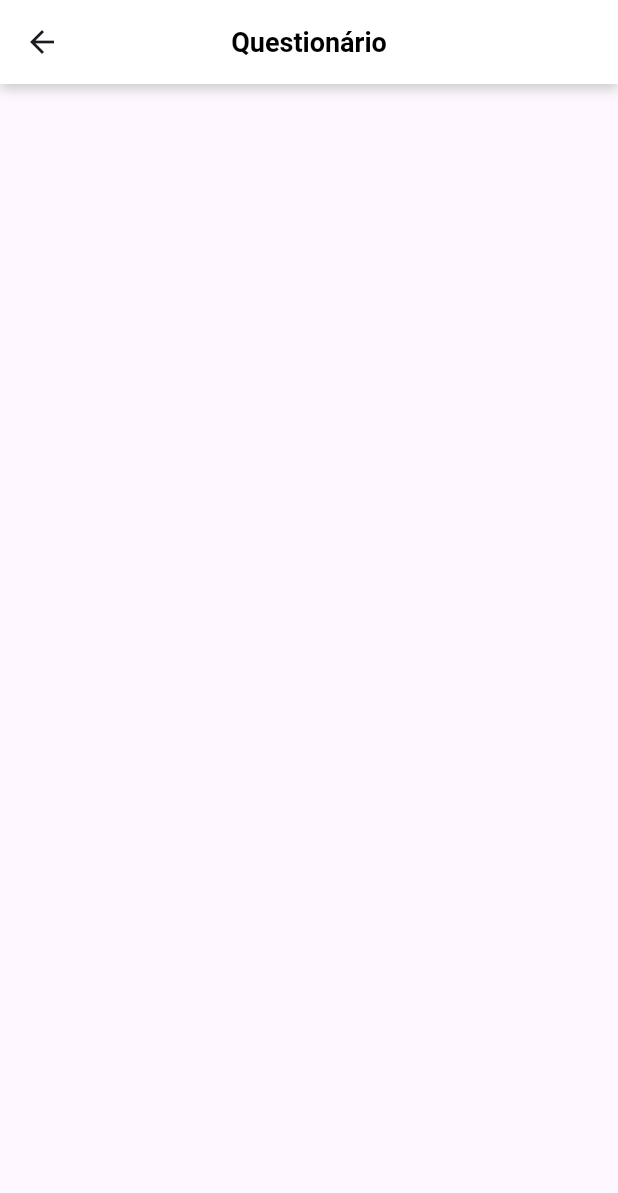
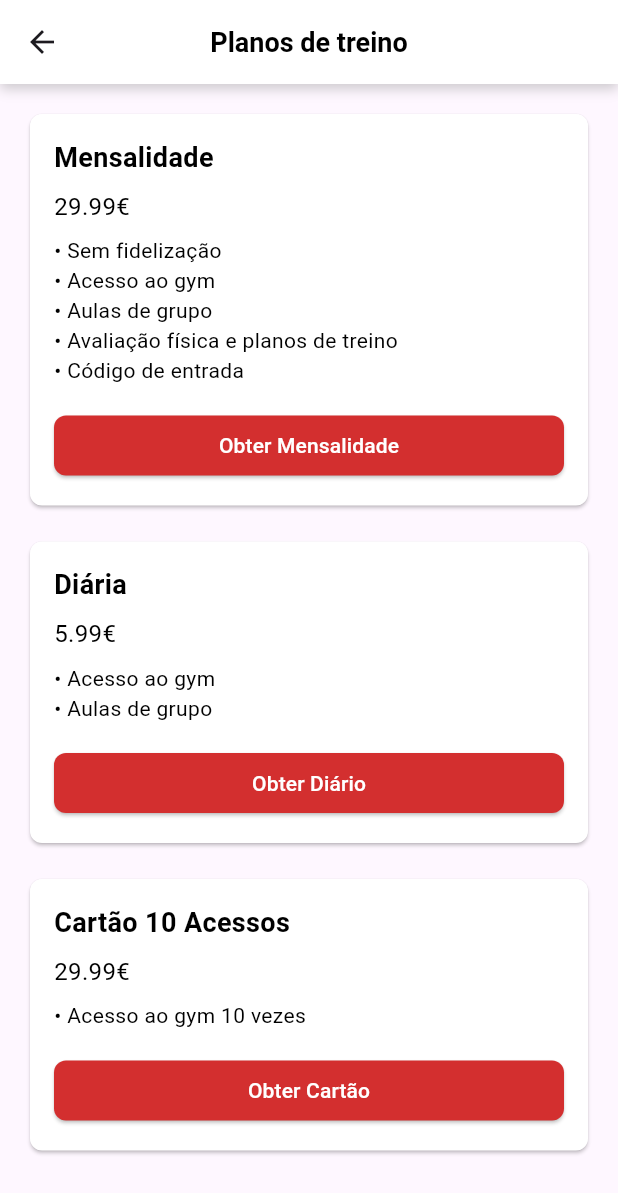
Before and after one commit to Raph40/Flutter_Trabalho_Final, a Flutter app: the precarioPage screen opened directly, on a phone screen of 412 x 824 dp. Shown: the top 1193 px of the screen. Run offline on Flutter 3.47's test engine with Material 3 defaults, Android fonts, the phone set to English and light mode, and no system bars; our stand-ins replace cloud_firestore, firebase_auth, firebase_core, flutter_local_notifications, material_design_icons_flutter, table_calendar and 1 more; missing offline and left inert: colorful_iconify_flutter, iconify_flutter; accounts and stored records are empty; network calls fail.

Commit message:
precario feito

```diff
--- a/lib/precario.dart
+++ b/lib/precario.dart
@@ -36,7 +36,7 @@ class precarioPage extends StatelessWidget {
             elevation: 0,
             centerTitle: true,
             title: Text(
-              "Questionário",
+              "Planos de treino",
               style: TextStyle(
                 color: Colors.black,
                 fontSize: 18,
@@ -46,6 +46,115 @@ class precarioPage extends StatelessWidget {
           ),
         ),
       ),
+      body: Padding(
+        padding: const EdgeInsets.all(16.0),
+        child: Column(
+          children: [
+            PricingCard(
+              title: 'Mensalidade',
+              price: '29.99€',
+              details: [
+                'Sem fidelização',
+                'Acesso ao gym',
+                'Aulas de grupo',
+                'Avaliação física e planos de treino',
+                'Código de entrada',
+              ],
+              buttonLabel: 'Obter Mensalidade',
+            ),
+            SizedBox(height: 16),
+            PricingCard(
+              title: 'Diária',
+              price: '5.99€',
+              details: [
+                'Acesso ao gym',
+                'Aulas de grupo',
+              ],
+              buttonLabel: 'Obter Diário',
+            ),
+            SizedBox(height: 16),
+            PricingCard(
+              title: 'Cartão 10 Acessos',
+              price: '29.99€',
+              details: [
+                'Acesso ao gym 10 vezes',
+              ],
+              buttonLabel: 'Obter Cartão',
+            ),
+          ],
+        ),
+      ),
     );
   }
 }
+
+class PricingCard extends StatelessWidget {
+  final String title;
+  final String price;
+  final List<String> details;
+  final String buttonLabel;
+
+  PricingCard({
+    required this.title,
+    required this.price,
+    required this.details,
+    required this.buttonLabel,
+  });
+
+  @override
+  Widget build(BuildContext context) {
+    return Card(
+      color: Colors.white,
+      shape: RoundedRectangleBorder(
+        borderRadius: BorderRadius.circular(8),
+      ),
+      child: Padding(
+        padding: const EdgeInsets.all(16.0),
+        child: Column(
+          crossAxisAlignment: CrossAxisAlignment.start,
+          children: [
+            Text(
+              title,
+              style: TextStyle(
+                color: Colors.black,
+                fontSize: 18,
+                fontWeight: FontWeight.bold,
+              ),
+            ),
+            SizedBox(height: 8),
+            Text(
+              price,
+              style: TextStyle(
+                color: Colors.black,
+                fontSize: 16,
+              ),
+            ),
+            SizedBox(height: 8),
+            ...details.map((detail) => Text(
+              '• $detail',
+              style: TextStyle(
+                color: Colors.black,
+                fontSize: 14,
+              ),
+            )),
+            SizedBox(height: 16),
+            ElevatedButton(
+              onPressed: () {
+                // Ação do botão
+              },
+              style: ElevatedButton.styleFrom(
+                backgroundColor: Colors.red[700],
+                shape: RoundedRectangleBorder(
+                  borderRadius: BorderRadius.circular(8),
+                ),
+              ),
+              child: Center(
+                child: Text(buttonLabel, style: TextStyle(color: Colors.white),),
+              ),
+            ),
+          ],
+        ),
+      ),
+    );
+  }
+}
```
